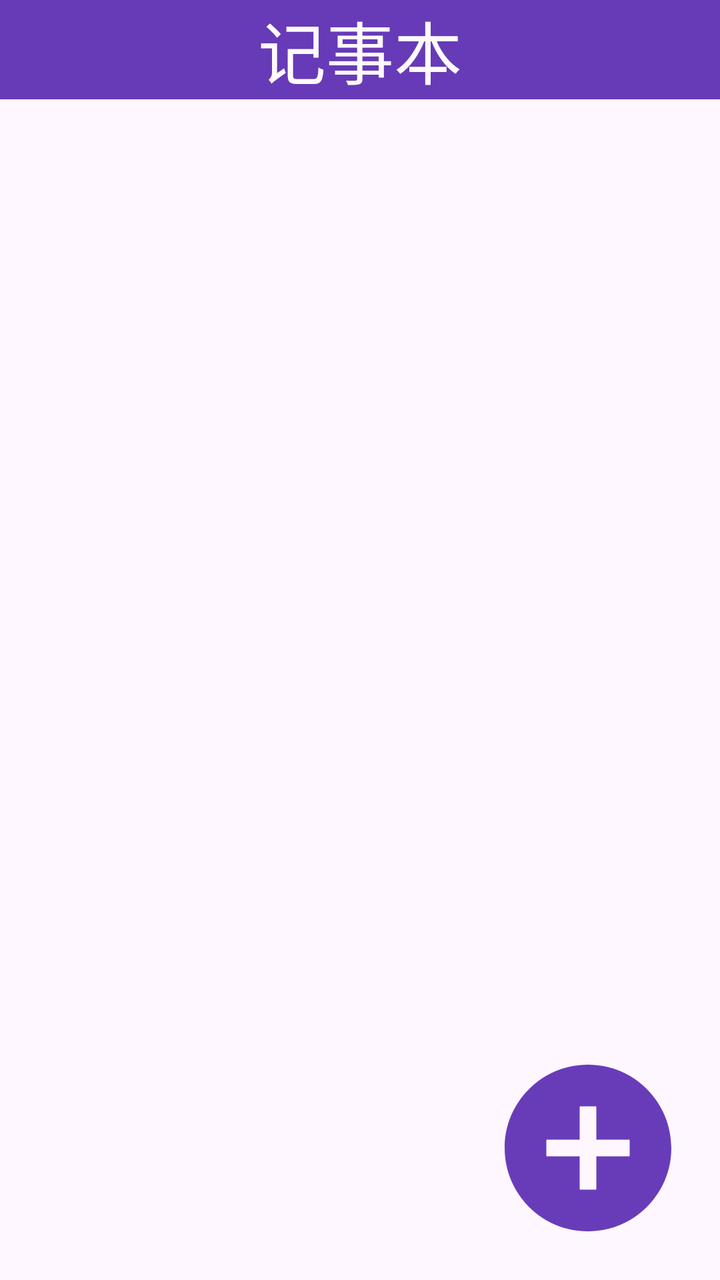
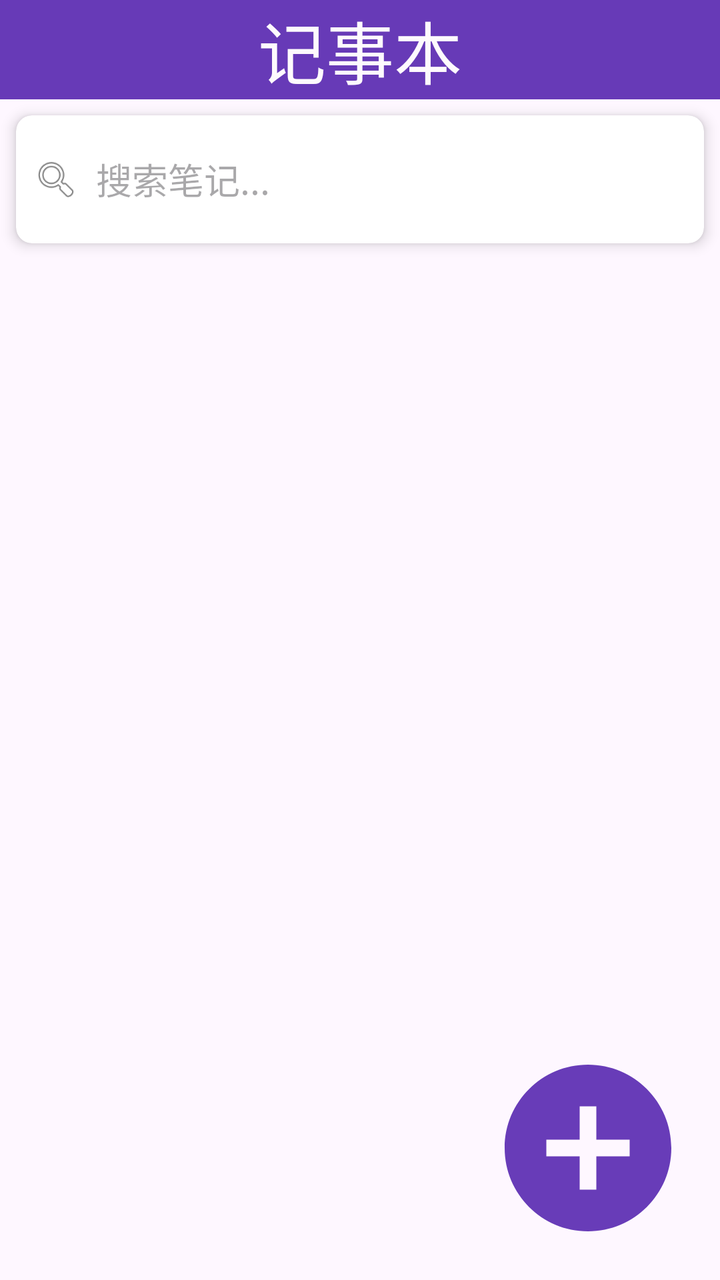

Two renders of the same Android screen: before a commit and after it. Below are the layout's source before the change and the commit's diff.
<!-- AndroidManifest.xml: application theme Theme.Notepad -->
<!-- res/layout/activity_main.xml -->
<?xml version="1.0" encoding="utf-8"?>
<androidx.constraintlayout.widget.ConstraintLayout xmlns:android="http://schemas.android.com/apk/res/android"
    xmlns:app="http://schemas.android.com/apk/res-auto"
    xmlns:tools="http://schemas.android.com/tools"
    android:id="@+id/main"
    android:layout_width="match_parent"
    android:layout_height="match_parent"
    tools:context="cn.edu.tju.notepad.MainActivity">

    <TextView
        android:id="@+id/textView"
        android:layout_width="0dp"
        android:layout_height="wrap_content"
        android:background="#673AB7"
        android:gravity="center"
        android:text="记事本"
        android:textColor="#FEFAFD"
        android:textSize="34sp"
        app:layout_constraintBottom_toBottomOf="parent"
        app:layout_constraintEnd_toEndOf="parent"
        app:layout_constraintStart_toStartOf="parent"
        app:layout_constraintTop_toTopOf="parent"
        app:layout_constraintVertical_bias="0.0" />

    <androidx.recyclerview.widget.RecyclerView
        android:id="@+id/recycleView"
        android:layout_width="0dp"
        android:layout_height="0dp"
        android:layout_marginStart="8dp"
        android:layout_marginTop="8dp"
        android:layout_marginEnd="8dp"
        android:layout_marginBottom="8dp"
        app:layout_constraintBottom_toBottomOf="parent"
        app:layout_constraintEnd_toEndOf="parent"
        app:layout_constraintStart_toStartOf="parent"
        app:layout_constraintTop_toBottomOf="@+id/textView" />

    <ImageView
        android:id="@+id/imageViewAdd"
        android:layout_width="100dp"
        android:layout_height="100dp"
        android:layout_marginEnd="16dp"
        android:layout_marginBottom="16dp"
        app:layout_constraintBottom_toBottomOf="parent"
        app:layout_constraintEnd_toEndOf="parent"
        app:srcCompat="@drawable/baseline_add_circle_24" />

</androidx.constraintlayout.widget.ConstraintLayout>
<!-- resources referenced by this layout -->
<resources>
  <!-- drawable baseline_add_circle_24 (drawable) -->
  <vector xmlns:android="http://schemas.android.com/apk/res/android" android:height="50dp" android:tint="#683CB8" android:viewportHeight="24" android:viewportWidth="24" android:width="50dp">
        
      <path android:fillColor="@android:color/white" android:pathData="M12,2C6.48,2 2,6.48 2,12s4.48,10 10,10 10,-4.48 10,-10S17.52,2 12,2zM17,13h-4v4h-2v-4L7,13v-2h4L11,7h2v4h4v2z"/>
      
  </vector>
  <style name="Theme.Notepad" parent="Base.Theme.Notepad" />
  <style name="Base.Theme.Notepad" parent="Theme.Material3.DayNight.NoActionBar">
          
          
      </style>
</resources>

<!-- the commit's change to res/layout/activity_main.xml (unified diff, before → after) -->
@@ -22,6 +22,55 @@
         app:layout_constraintTop_toTopOf="parent"
         app:layout_constraintVertical_bias="0.0" />
 
+    
+    <androidx.cardview.widget.CardView
+        android:id="@+id/searchCardView"
+        android:layout_width="0dp"
+        android:layout_height="wrap_content"
+        android:layout_marginStart="8dp"
+        android:layout_marginTop="8dp"
+        android:layout_marginEnd="8dp"
+        app:cardCornerRadius="8dp"
+        app:cardElevation="4dp"
+        app:layout_constraintEnd_toEndOf="parent"
+        app:layout_constraintStart_toStartOf="parent"
+        app:layout_constraintTop_toBottomOf="@+id/textView">
+
+        <LinearLayout
+            android:layout_width="match_parent"
+            android:layout_height="wrap_content"
+            android:orientation="horizontal"
+            android:padding="8dp">
+
+            <ImageView
+                android:id="@+id/searchIcon"
+                android:layout_width="24dp"
+                android:layout_height="24dp"
+                android:layout_gravity="center_vertical"
+                android:src="@android:drawable/ic_menu_search" />
+
+            <EditText
+                android:id="@+id/editTextSearch"
+                android:layout_width="0dp"
+                android:layout_height="48dp"
+                android:layout_weight="1"
+                android:background="@null"
+                android:hint="搜索笔记..."
+                android:imeOptions="actionSearch"
+                android:inputType="text"
+                android:paddingStart="8dp"
+                android:paddingEnd="8dp" />
+
+            <ImageView
+                android:id="@+id/clearSearchIcon"
+                android:layout_width="24dp"
+                android:layout_height="24dp"
+                android:layout_gravity="center_vertical"
+                android:src="@android:drawable/ic_menu_close_clear_cancel"
+                android:visibility="gone" />
+        </LinearLayout>
+    </androidx.cardview.widget.CardView>
+
     <androidx.recyclerview.widget.RecyclerView
         android:id="@+id/recycleView"
         android:layout_width="0dp"
@@ -30,10 +79,11 @@
         android:layout_marginTop="8dp"
         android:layout_marginEnd="8dp"
         android:layout_marginBottom="8dp"
+        android:contentDescription="@string/app_name"
         app:layout_constraintBottom_toBottomOf="parent"
         app:layout_constraintEnd_toEndOf="parent"
         app:layout_constraintStart_toStartOf="parent"
-        app:layout_constraintTop_toBottomOf="@+id/textView" />
+        app:layout_constraintTop_toBottomOf="@+id/searchCardView" />
 
     <ImageView
         android:id="@+id/imageViewAdd"
<!-- resource entries referenced after the edit -->
@@ -6,6 +6,7 @@
       <path android:fillColor="@android:color/white" android:pathData="M12,2C6.48,2 2,6.48 2,12s4.48,10 10,10 10,-4.48 10,-10S17.52,2 12,2zM17,13h-4v4h-2v-4L7,13v-2h4L11,7h2v4h4v2z"/>
       
   </vector>
+  <string name="app_name">我的记事本</string>
   <style name="Theme.Notepad" parent="Base.Theme.Notepad" />
   <style name="Base.Theme.Notepad" parent="Theme.Material3.DayNight.NoActionBar">
           
